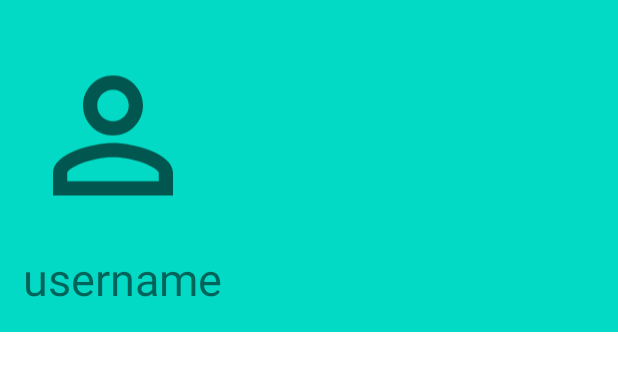
After one commit to SudipRai/HotelApp-Thesis, an Android app: the layout nav_header.xml on its own in the app's theme, with its tools: preview values and no code run, on a phone screen of 412 x 824 dp. The commit adds this screen. Shown: the top 371 px of the screen. Run offline under Robolectric (Android 15) with nearby library versions, the phone set to English and light mode, and no system bars.

Commit message:
Carouel and hamburger added

```diff
--- a/app/build.gradle
+++ b/app/build.gradle
@@ -69,6 +69,7 @@ dependencies {
     testImplementation('androidx.test:core:1.4.0')
     // Optional -- Mockito framework
     testImplementation("org.mockito:mockito-core:1.10.19")
+    implementation 'com.synnapps:carouselview:0.1.4'
 
 
 }
--- /dev/null
+++ b/app/src/main/res/drawable/ic_person.xml
@@ -0,0 +1,10 @@
+<vector xmlns:android="http://schemas.android.com/apk/res/android"
+    android:width="24dp"
+    android:height="24dp"
+    android:viewportWidth="24"
+    android:viewportHeight="24"
+    android:tint="?attr/colorControlNormal">
+  <path
+      android:fillColor="@android:color/white"
+      android:pathData="M12,5.9c1.16,0 2.1,0.94 2.1,2.1s-0.94,2.1 -2.1,2.1S9.9,9.16 9.9,8s0.94,-2.1 2.1,-2.1m0,9c2.97,0 6.1,1.46 6.1,2.1v1.1L5.9,18.1L5.9,17c0,-0.64 3.13,-2.1 6.1,-2.1M12,4C9.79,4 8,5.79 8,8s1.79,4 4,4 4,-1.79 4,-4 -1.79,-4 -4,-4zM12,13c-2.67,0 -8,1.34 -8,4v3h16v-3c0,-2.66 -5.33,-4 -8,-4z"/>
+</vector>
--- /dev/null
+++ b/app/src/main/res/layout/nav_header.xml
@@ -0,0 +1,23 @@
+<?xml version="1.0" encoding="utf-8"?>
+<LinearLayout xmlns:android="http://schemas.android.com/apk/res/android"
+    android:orientation="vertical"
+    android:layout_width="match_parent"
+    android:layout_height="wrap_content"
+    android:background="@color/teal_200"
+    android:gravity="bottom"
+    android:padding="15dp">
+
+    <ImageView
+        android:layout_width="120dp"
+        android:layout_height="150dp"
+        android:id="@+id/profilePic"
+        android:src="@drawable/ic_person"
+ />
+
+    <TextView
+        android:layout_width="match_parent"
+        android:layout_height="wrap_content"
+        android:text="username"
+        android:textSize="30dp"
+        android:id="@+id/username"/>
+</LinearLayout>
--- a/app/src/main/res/values/themes.xml
+++ b/app/src/main/res/values/themes.xml
@@ -11,6 +11,9 @@
         <item name="colorOnSecondary">@color/black</item>
         <!-- Status bar color. -->
         <item name="android:statusBarColor" tools:targetApi="l">?attr/colorOnSecondary</item>
+
         <!-- Customize your theme here. -->
+
     </style>
+
 </resources>
```
Also changed, not shown: app/src/main/java/com/sudip/hotelaide/ui/DashboardActivity.kt (+77 -0 lines), app/src/main/res/drawable/button.xml (added, +9 -0 lines), app/src/main/res/drawable/ic_addticket.xml (added, +12 -0 lines), app/src/main/res/drawable/ic_bookticket.xml (added, +12 -0 lines), app/src/main/res/drawable/ic_home.xml (added, +10 -0 lines), app/src/main/res/drawable/ic_logout.xml (added, +15 -0 lines), app/src/main/res/drawable/ic_preview.xml (added, +11 -0 lines), app/src/main/res/layout/activity_dashboard.xml (+27 -7 lines), app/src/main/res/menu/drawer_menu.xml (added, +34 -0 lines), app/src/main/res/menu/menu.xml (added, +12 -0 lines), app/src/main/res/drawable/slide1.jpg (added), app/src/main/res/drawable/slide2.jpg (added).
